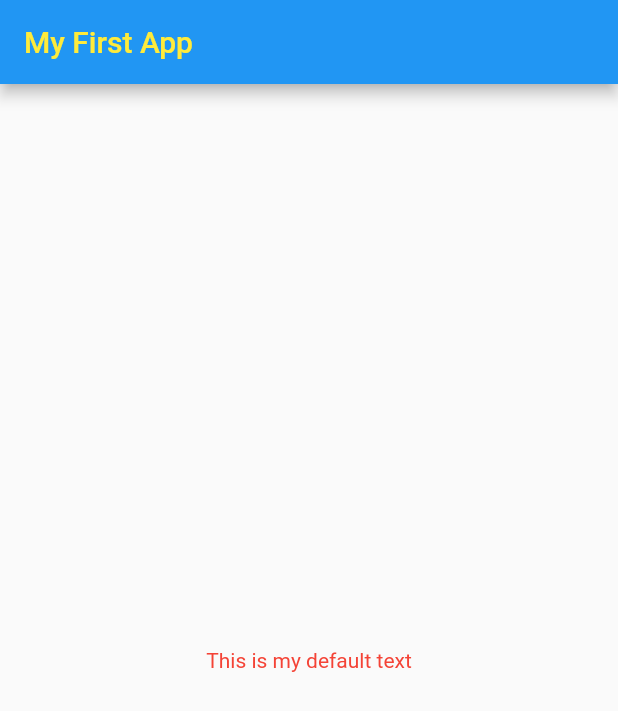
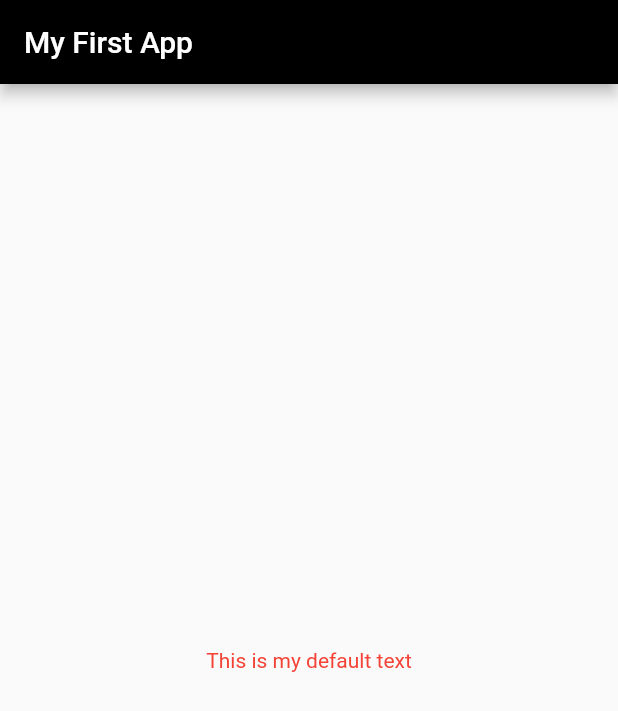
Before and after one commit to ParthDhaduk12/simple_project, a Flutter app: the screen it shows after launch, on a phone screen of 412 x 824 dp. Shown: the top 711 px of the screen. Run offline on Flutter 3.47's test engine with Material 2 defaults, Android fonts, the phone set to English and light mode, and no system bars.

Commit message:
changed the color of app bar

```diff
--- a/lib/main.dart
+++ b/lib/main.dart
@@ -15,8 +15,8 @@ class MyApp extends StatelessWidget {
       title: "My App",
       home: Scaffold(
         appBar: AppBar(
-            title:
-                Text('My First App', style: TextStyle(color: Colors.yellow))),
+            backgroundColor: Colors.black,
+            title: Text('My First App', style: TextStyle(color: Colors.white))),
         body: Center(
             child: Text(
           'This is my default text',
```
